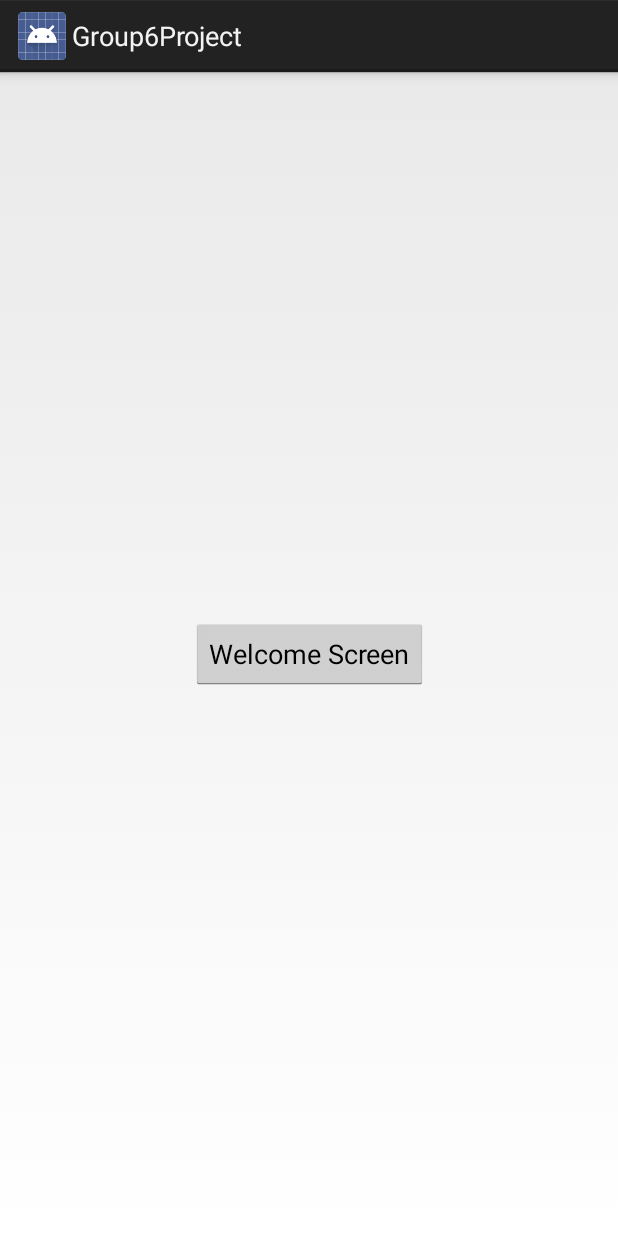
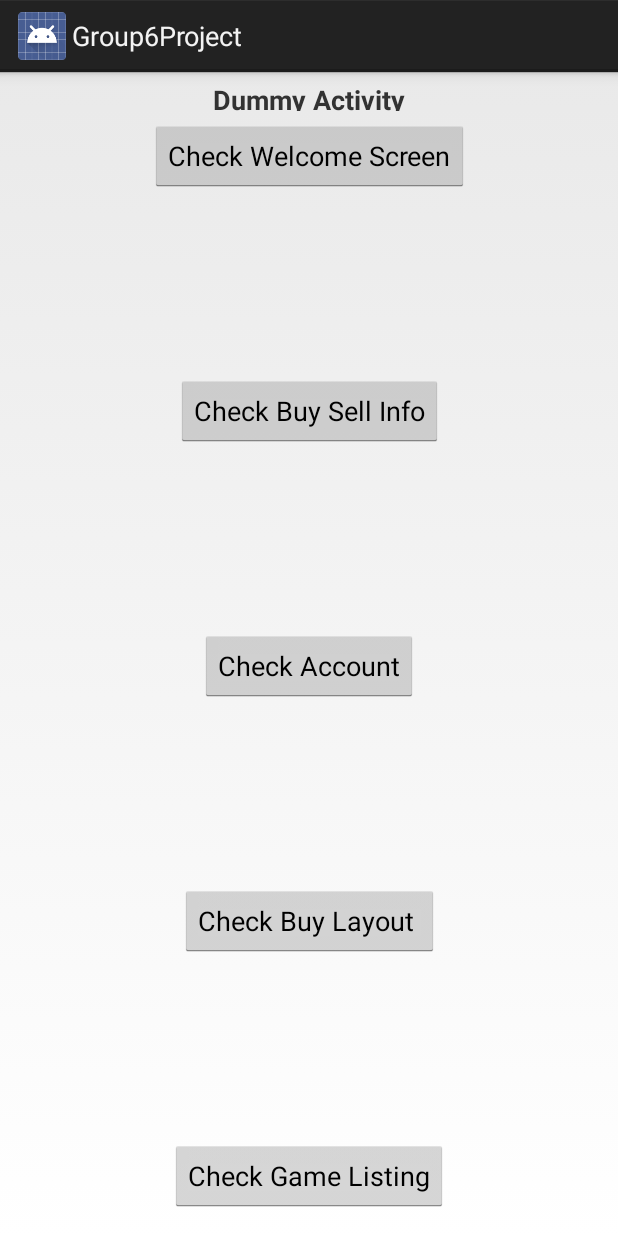
Before and after one commit to glezma/Group6Project, an Android app: the screen it shows after launch (MainActivity), on a phone screen of 412 x 824 dp. Run offline under Robolectric (Android 15) with nearby library versions, the phone set to English and light mode, and no system bars.

Commit message:
Check activities

```diff
--- a/app/build.gradle
+++ b/app/build.gradle
@@ -22,6 +22,7 @@ android {
 
 dependencies {
     implementation 'com.google.firebase:firebase-database:11.0.4'
+    implementation 'com.google.firebase:firebase-auth:11.0.4'
     compile fileTree(dir: 'libs', include: ['*.jar'])
     androidTestCompile('com.android.support.test.espresso:espresso-core:2.2.2', {
         exclude group: 'com.android.support', module: 'support-annotations'
@@ -31,4 +32,5 @@ dependencies {
 }
 
 
+
 apply plugin: 'com.google.gms.google-services'
--- a/app/src/main/java/com/example/glezma/group6project/MainActivity.java
+++ b/app/src/main/java/com/example/glezma/group6project/MainActivity.java
@@ -9,6 +9,10 @@ import android.widget.Button;
 public class MainActivity extends Activity implements View.OnClickListener {
 
     private Button buttonWelcomeScreen;
+    private Button buttonBullSellInfo;
+    private Button buttonAccoverview;
+    private Button buttonBuyLayout;
+    private Button buttonGameListing;
 
 
     @Override
@@ -18,6 +22,19 @@ public class MainActivity extends Activity implements View.OnClickListener {
 
         buttonWelcomeScreen = (Button) findViewById(R.id.buttonWelcomeScreen);
         buttonWelcomeScreen.setOnClickListener(this);
+
+        buttonBullSellInfo = (Button) findViewById(R.id.buttonBullSellInfo);
+        buttonBullSellInfo.setOnClickListener(this);
+
+        buttonAccoverview = (Button) findViewById(R.id.buttonAccoverview);
+        buttonAccoverview.setOnClickListener(this);
+
+        buttonBuyLayout = (Button) findViewById(R.id.buttonBuyLayout);
+        buttonBuyLayout.setOnClickListener(this);
+
+        buttonGameListing = (Button) findViewById(R.id.buttonGameListing);
+        buttonGameListing.setOnClickListener(this);
+
     }
 
     @Override
@@ -25,6 +42,12 @@ public class MainActivity extends Activity implements View.OnClickListener {
         if (v.getId() == R.id.buttonWelcomeScreen) {
             Intent intentWelcome = new Intent(this, WelcomeScreen.class);
             this.startActivity(intentWelcome);
+        } else if (v.getId() == R.id.buttonBullSellInfo) {
+            Intent intentBuySellInfo = new Intent(this, ActivityBuySellInfo.class);
+            this.startActivity(intentBuySellInfo);
+        } else if (v.getId() == R.id.buttonAccoverview) {
+            Intent intentAccountOverview = new Intent(this, AccOverview.class);
+            this.startActivity(intentAccountOverview);
         }
 
     }
--- a/app/src/main/res/layout/activity_main.xml
+++ b/app/src/main/res/layout/activity_main.xml
@@ -6,14 +6,76 @@
     android:layout_height="match_parent"
     tools:context="com.example.glezma.group6project.MainActivity">
 
+    <TextView
+        android:id="@+id/textView2"
+        android:layout_width="wrap_content"
+        android:layout_height="20dp"
+        android:text="Dummy Activity"
+        android:textSize="18sp"
+        android:textStyle="bold"
+        app:layout_constraintBottom_toTopOf="@+id/buttonWelcomeScreen"
+        app:layout_constraintEnd_toEndOf="parent"
+        app:layout_constraintHorizontal_bias="0.5"
+        app:layout_constraintStart_toStartOf="parent"
+        app:layout_constraintTop_toTopOf="parent" />
+
     <Button
         android:id="@+id/buttonWelcomeScreen"
         android:layout_width="wrap_content"
         android:layout_height="wrap_content"
-        android:text="Welcome Screen"
+        android:layout_marginTop="32dp"
+        android:text="Check Welcome Screen"
+        app:layout_constraintBottom_toTopOf="@+id/buttonBullSellInfo"
+        app:layout_constraintEnd_toEndOf="parent"
+        app:layout_constraintHorizontal_bias="0.5"
+        app:layout_constraintStart_toStartOf="parent"
+        app:layout_constraintTop_toTopOf="parent"
+        app:layout_constraintVertical_chainStyle="spread_inside" />
+
+    <Button
+        android:id="@+id/buttonBullSellInfo"
+        android:layout_width="wrap_content"
+        android:layout_height="wrap_content"
+        android:text="Check Buy Sell Info"
+        app:layout_constraintBottom_toTopOf="@+id/buttonAccoverview"
+        app:layout_constraintEnd_toEndOf="parent"
+        app:layout_constraintHorizontal_bias="0.5"
+        app:layout_constraintStart_toStartOf="parent"
+        app:layout_constraintTop_toBottomOf="@+id/buttonWelcomeScreen"
+        app:layout_constraintVertical_bias="0.148" />
+
+    <Button
+        android:id="@+id/buttonAccoverview"
+        android:layout_width="wrap_content"
+        android:layout_height="wrap_content"
+        android:text="Check Account"
+        app:layout_constraintBottom_toTopOf="@+id/buttonBuyLayout"
+        app:layout_constraintEnd_toEndOf="parent"
+        app:layout_constraintHorizontal_bias="0.5"
+        app:layout_constraintStart_toStartOf="parent"
+        app:layout_constraintTop_toBottomOf="@+id/buttonBullSellInfo" />
+
+    <Button
+        android:id="@+id/buttonBuyLayout"
+        android:layout_width="wrap_content"
+        android:layout_height="wrap_content"
+        android:text="Check Buy Layout "
+        app:layout_constraintBottom_toTopOf="@+id/buttonGameListing"
+        app:layout_constraintEnd_toEndOf="parent"
+        app:layout_constraintHorizontal_bias="0.5"
+        app:layout_constraintStart_toStartOf="parent"
+        app:layout_constraintTop_toBottomOf="@+id/buttonAccoverview" />
+
+    <Button
+        android:id="@+id/buttonGameListing"
+        android:layout_width="wrap_content"
+        android:layout_height="wrap_content"
+        android:layout_marginBottom="16dp"
+        android:text="Check Game Listing"
         app:layout_constraintBottom_toBottomOf="parent"
         app:layout_constraintEnd_toEndOf="parent"
         app:layout_constraintHorizontal_bias="0.5"
         app:layout_constraintStart_toStartOf="parent"
-        app:layout_constraintTop_toTopOf="parent" />
+        app:layout_constraintTop_toBottomOf="@+id/buttonBuyLayout" />
+
 </android.support.constraint.ConstraintLayout>
```
